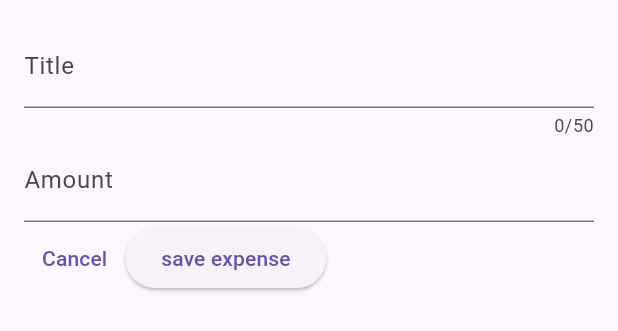
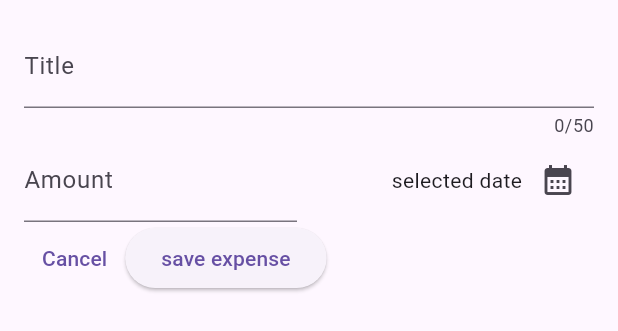
Before and after one commit to Ali-Rhayem/Expense_Tracker, a Flutter app: the NewExpense widget shown alone on an empty page, opened directly, on a phone screen of 412 x 824 dp. Shown: the top 331 px of the screen. Run offline on Flutter 3.47's test engine with Material 3 defaults, Android fonts, the phone set to English and light mode, and no system bars.

Commit message:
Add date picker functionality and update layout in NewExpense widget

```diff
--- a/lib/widgets/new_expense.dart
+++ b/lib/widgets/new_expense.dart
@@ -11,6 +11,16 @@ class NewExpense extends StatefulWidget {
 class _NewExpenseState extends State<NewExpense> {
   final _titleController = TextEditingController();
   final _amountController = TextEditingController();
+
+  void _presentDatePicker() {
+    final now = DateTime.now();
+    final firstDate = DateTime(now.year - 1, now.month, now.day);
+    showDatePicker(
+        context: context,
+        initialDate: now,
+        firstDate: firstDate,
+        lastDate: now);
+  }
 
   @override
   void dispose() {
@@ -32,13 +42,32 @@ class _NewExpenseState extends State<NewExpense> {
               label: Text("Title"),
             ),
           ),
-          TextField(
-            controller: _amountController,
-            keyboardType: TextInputType.number,
-            decoration: const InputDecoration(
-              prefixText:"\$ ",
-              label: Text("Amount"),
-            ),
+          Row(
+            children: [
+              Expanded(
+                child: TextField(
+                  controller: _amountController,
+                  keyboardType: TextInputType.number,
+                  decoration: const InputDecoration(
+                    prefixText: "\$ ",
+                    label: Text("Amount"),
+                  ),
+                ),
+              ),
+              const SizedBox(width: 16),
+              Expanded(
+                child: Row(
+                  mainAxisAlignment: MainAxisAlignment.end,
+                  crossAxisAlignment: CrossAxisAlignment.center,
+                  children: [
+                    const Text("selected date"),
+                    IconButton(
+                        onPressed: _presentDatePicker,
+                        icon: const Icon(Icons.calendar_month))
+                  ],
+                ),
+              )
+            ],
           ),
           Row(
             children: [
```
